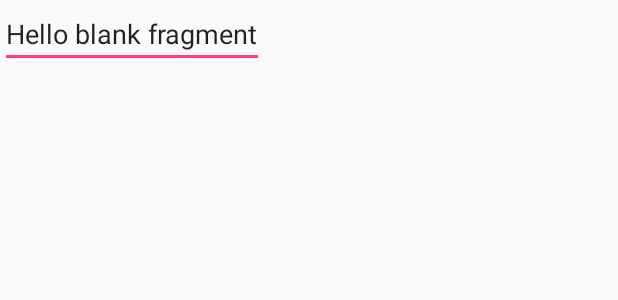
After one commit to dexfire/FormulaBook, an Android app: the layout fragment_formula_editor.xml on its own in the app's theme, with its tools: preview values and no code run, on a phone screen of 412 x 824 dp. The commit adds this screen. Shown: the top 300 px of the screen. Run offline under Robolectric (Android 15) with nearby library versions, the phone set to English and light mode, and no system bars.

Commit message:
added formula editor

```diff
--- a/app/src/main/res/layout/content_master.xml
+++ b/app/src/main/res/layout/content_master.xml
@@ -26,5 +26,8 @@
             android:layout_height="wrap_content"
             android:layout_margin="10dp"
             android:text="启动" />
+        <com.dexfire.formula.FormulaInputKeyboard
+            android:layout_width="wrap_content"
+            android:layout_height="wrap_content"/>
     </RelativeLayout>
 </android.support.constraint.ConstraintLayout>
--- /dev/null
+++ b/app/src/main/res/layout/fragment_formula_editor.xml
@@ -0,0 +1,17 @@
+<FrameLayout xmlns:android="http://schemas.android.com/apk/res/android"
+    xmlns:tools="http://schemas.android.com/tools"
+    android:layout_width="match_parent"
+    android:layout_height="match_parent"
+    tools:context="com.dexfire.formula.FormulaEditorFragment">
+
+    <EditText
+        android:layout_width="wrap_content"
+        android:layout_height="wrap_content"
+        android:text="@string/hello_blank_fragment" />
+    <LinearLayout
+        android:id="@+id/fragment_formula_editor_quickbar"
+        android:orientation="horizontal"
+        android:layout_height="wrap_content"
+        android:layout_width="match_parent"
+        android:gravity="bottom"/>
+</FrameLayout>
--- a/app/src/main/res/layout/fragment_math.xml
+++ b/app/src/main/res/layout/fragment_math.xml
@@ -4,7 +4,6 @@
     android:layout_height="match_parent"
     tools:context="com.dexfire.formula.MathFragment">
 
-    <!-- TODO: Update blank fragment layout -->
     <WebView
         android:id="@+id/formula_viewer"
         android:layout_width="match_parent"
--- a/app/src/main/res/values/strings.xml
+++ b/app/src/main/res/values/strings.xml
@@ -21,4 +21,7 @@
     <string name="navigation_drawer_close">Close navigation drawer</string>
     <string name="double_press_to_exit">再次点击退出</string>
 
+    <!-- TODO: Remove or change this placeholder text -->
+    <string name="hello_blank_fragment">Hello blank fragment</string>
+
 </resources>
```
Also changed, not shown: app/src/main/java/com/dexfire/formula/FormulaEditorFragment.kt (added, +70 -0 lines), app/src/main/java/com/dexfire/formula/FormulaInputKeyboard.kt (added, +92 -0 lines), app/src/main/res/layout/sample_formula_input_keyboard.xml (added, +17 -0 lines), app/src/main/res/values/attrs_formula_input_keyboard.xml (added, +8 -0 lines), 3 other files.
